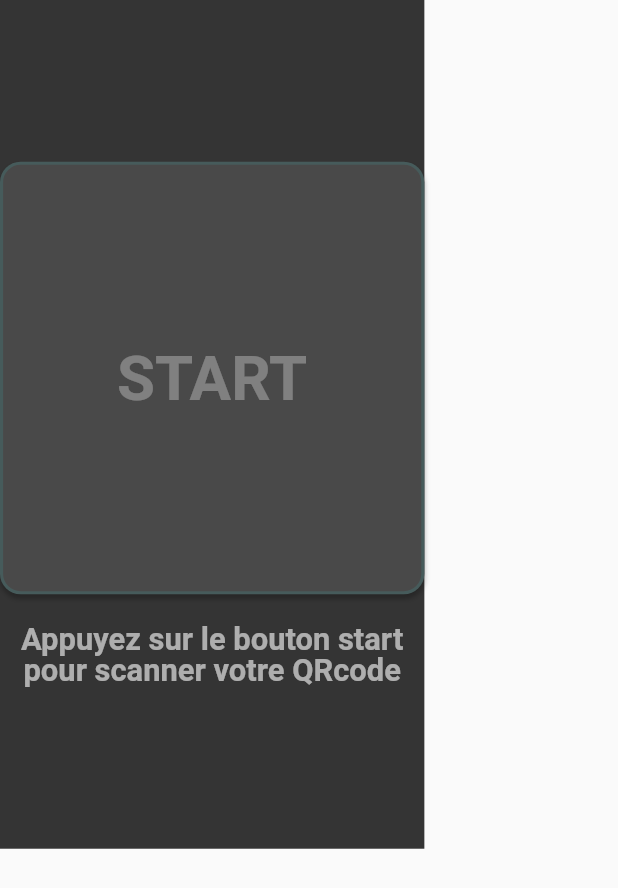
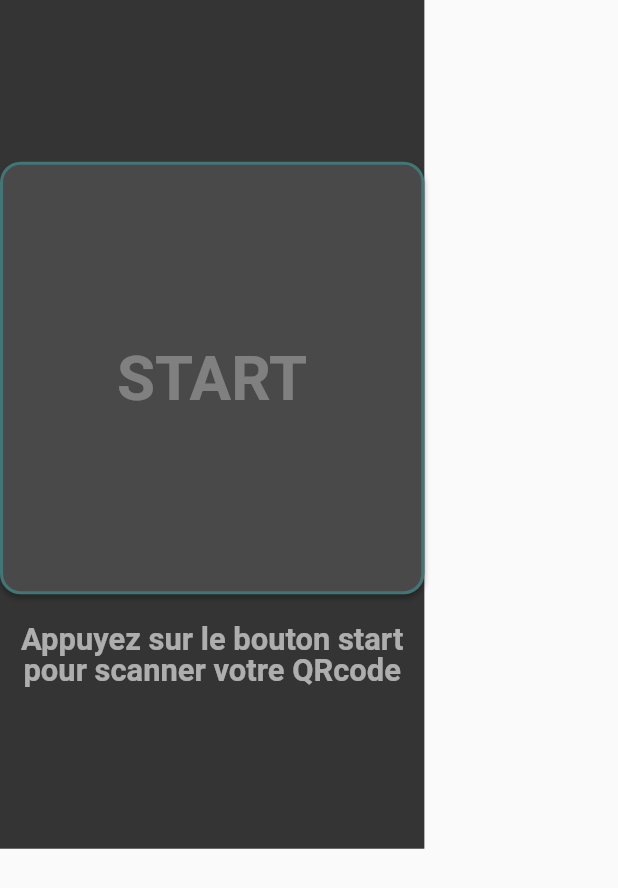
Before and after one commit to tohami/pleyo_tablet, a Flutter app: the screen it shows after launch, on a phone screen of 412 x 824 dp. Shown: the top 888 px of the screen. Run offline on Flutter 3.47's test engine with Material 2 defaults, Android fonts, the phone set to English and light mode, and no system bars; our stand-ins replace animated_flip_counter, countup, firebase_auth, firebase_core, flutter_svg, flutter_switch and 3 more; missing offline and left inert: qr_code_scanner; accounts and stored records are empty; Roboto replaces fonts that are missing (CoconPro, Parisine Plus Std Clair).

Commit message:
add splash animation

```diff
--- a/lib/main.dart
+++ b/lib/main.dart
@@ -1,7 +1,6 @@
 import 'package:firebase_core/firebase_core.dart';
 import 'package:flutter/material.dart';
 import 'package:get/get.dart';
-import 'package:get_storage/get_storage.dart';
 import 'package:responsive_framework/responsive_wrapper.dart';
 import 'package:responsive_framework/utils/scroll_behavior.dart';
 
@@ -16,8 +15,6 @@ Future main() async {
   await Firebase.initializeApp(
     options: DefaultFirebaseOptions.currentPlatform,
   );
-  await GetStorage.init('userData');
-  await GetStorage.init('appData');
 
   runApp(const MyApp());
 }
--- a/lib/middleware/auth_middleware.dart
+++ b/lib/middleware/auth_middleware.dart
@@ -5,9 +5,6 @@ import '../routes/app_pages.dart';
 class EnsureAuthMiddleware extends GetMiddleware {
   @override
   Future<GetNavConfig?> redirectDelegate(GetNavConfig route) async {
-    if (FirebaseAuth.instance.currentUser == null) {
-      return null ;
-    }
     return await super.redirectDelegate(route);
   }
 }
@@ -15,9 +12,6 @@ class EnsureAuthMiddleware extends GetMiddleware {
 class EnsureNotAuthedMiddleware extends GetMiddleware {
   @override
   Future<GetNavConfig?> redirectDelegate(GetNavConfig route) async {
-    if (FirebaseAuth.instance.currentUser != null) {
-        return null;
-    }
     return await super.redirectDelegate(route);
   }
 }
--- a/lib/pages/splash/presentation/controllers/splash_controller.dart
+++ b/lib/pages/splash/presentation/controllers/splash_controller.dart
@@ -1,10 +1,16 @@
 import 'package:firebase_auth/firebase_auth.dart';
+import 'package:flutter/animation.dart';
 import 'package:get/get.dart';
 
 import '../../../../routes/app_pages.dart';
 import '../../data/splash_repository.dart';
 
-class SplashController extends SuperController<dynamic> {
+class SplashController extends SuperController<dynamic> with GetSingleTickerProviderStateMixin{
+
+  late AnimationController _buttonAnimationController;
+  RxBool isButtonTapDown = false.obs ;
+  late Animation<double> buttonAnimation;
+
   SplashController({required this.splashRepository});
 
   final ISplashRepository splashRepository;
@@ -12,6 +18,26 @@ class SplashController extends SuperController<dynamic> {
   @override
   void onInit() {
     super.onInit();
+
+    _buttonAnimationController =
+        AnimationController(duration: const Duration(seconds: 5), vsync: this);
+
+    buttonAnimation = Tween<double>(
+      begin: 0,
+      end: 1,
+    ).animate(
+      CurvedAnimation(
+        parent: _buttonAnimationController,
+        curve: Curves.easeIn,
+      ),
+    );
+    try {
+      _buttonAnimationController
+          .repeat(reverse: true)
+          .orCancel;
+    }on TickerCanceled catch (e) {
+
+    }
   }
 
   @override
--- a/lib/pages/splash/presentation/views/splash_view.dart
+++ b/lib/pages/splash/presentation/views/splash_view.dart
@@ -24,7 +24,12 @@ class SplashView extends GetView<SplashController> {
           children: [
             GestureDetector(
               onTap: () => controller.onStartClicked(),
-              child: Container(
+              onTapDown: (details)=> controller.isButtonTapDown.value = true,
+              onTapCancel: ()=> controller.isButtonTapDown.value = false,
+              child: AnimatedBuilder(
+                animation: controller.buttonAnimation,
+                builder: (context , child) {
+                  return Container(
                     width: 420,
                     height: 420,
                     decoration: BoxDecoration(
@@ -32,7 +37,7 @@ class SplashView extends GetView<SplashController> {
                       borderRadius: BorderRadius.circular(20.0),
                       border: Border.all(
                           width: 3.0,
-                      color: const Color(ColorCode.accentDarkColor)),
+                          color: const Color(ColorCode.accentLightColor).withOpacity(controller.buttonAnimation.value)),
                       boxShadow: const [
                         BoxShadow(
                           color: Color(ColorCode.shadowBackground),
@@ -41,6 +46,9 @@ class SplashView extends GetView<SplashController> {
                         ),
                       ],
                     ),
+                    child: child,
+                  );
+                },
                 child: Center(
                   child: CustomText(
                     'START',
--- a/lib/routes/app_pages.dart
+++ b/lib/routes/app_pages.dart
@@ -43,13 +43,11 @@ class AppPages {
     ),
     GetPage(
       name: Routes.LOGIN,
-      middlewares: [EnsureNotAuthedMiddleware()],
       page: () => LoginView(),
       binding: LoginBinding(),
     ),
     GetPage(
       name: Routes.CUSTOM_TRIAL_TICKET,
-      middlewares: [EnsureAuthMiddleware()],
       page: () => const CustomTrialTicketView(),
       binding: CustomTrialTicketBinding(),
     ),
--- a/pubspec.yaml
+++ b/pubspec.yaml
@@ -31,7 +31,6 @@ dependencies:
     sdk: flutter
 
   get: ^4.6.1
-  get_storage: ^2.0.3
   cupertino_icons: ^1.0.2
   firebase_core: ^1.13.1
   firebase_auth: ^3.3.7
```
Also changed, not shown: pubspec.lock. Lines whose indentation alone changed are shown as unchanged.
